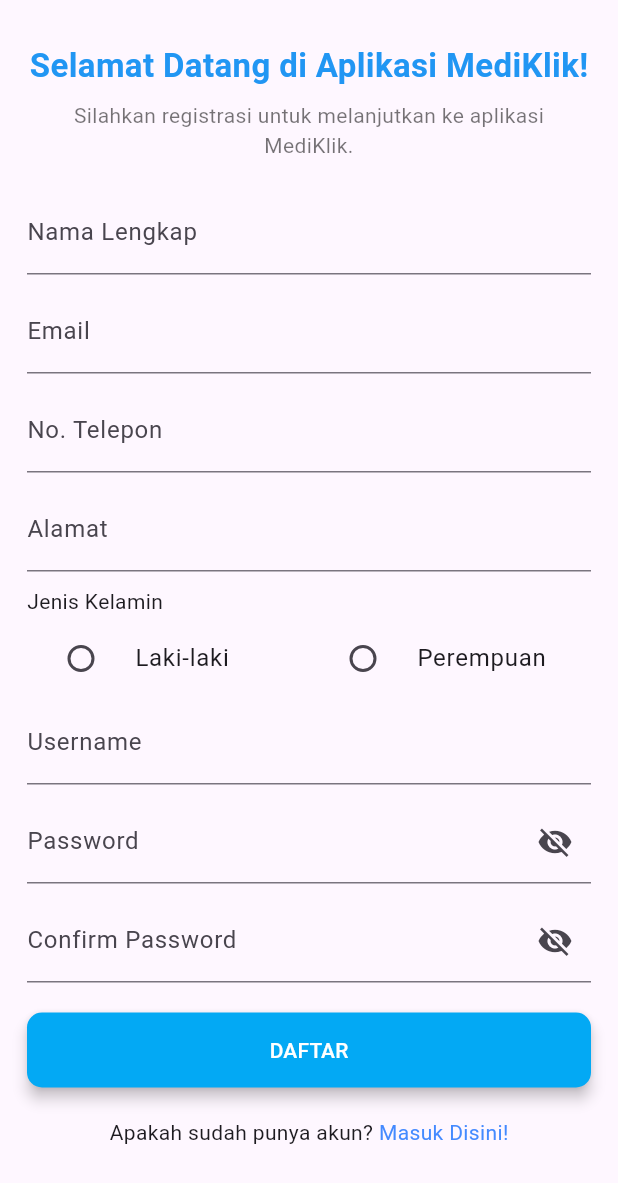
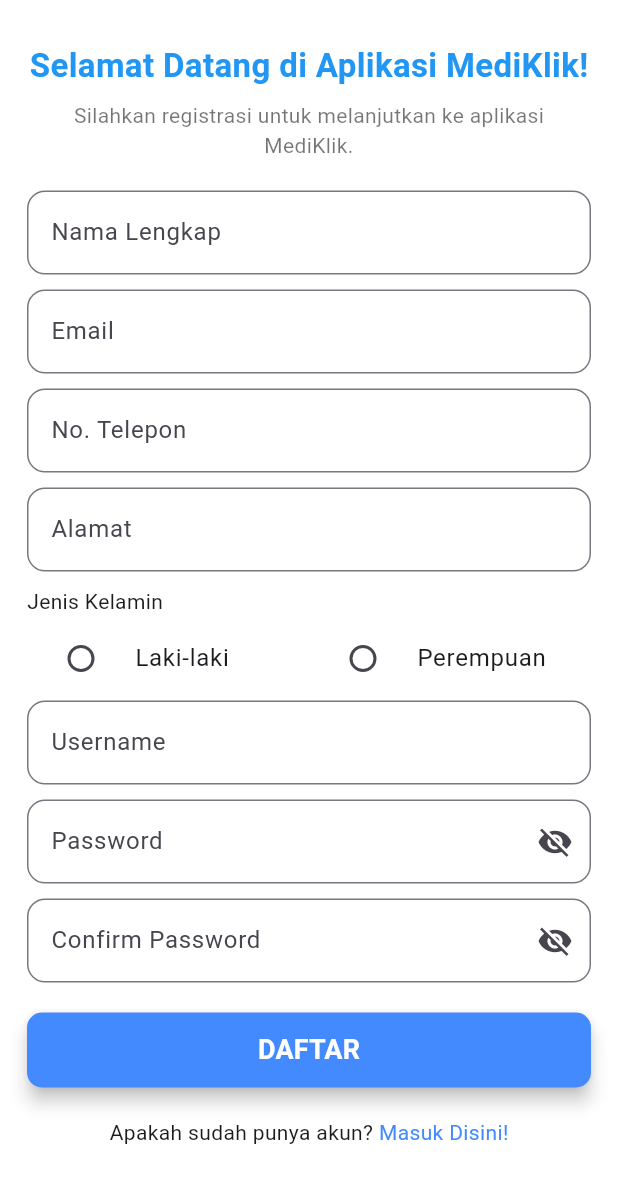
Before and after one commit to HildaKholifah/UTSPAM_D_IF5B_0706, a Flutter app: the screen it shows after launch, after a tap on "Daftar Disini!", on a phone screen of 412 x 824 dp. Shown: the top 1183 px of the screen. Run offline on Flutter 3.47's test engine with Material 3 defaults, Android fonts, the phone set to English and light mode, and no system bars; our stand-ins replace image_picker, sqflite; accounts and stored records are empty.

Commit message:
Memperbaiki UI register_page

```diff
--- a/lib/data/db/user_dao.dart
+++ b/lib/data/db/user_dao.dart
@@ -11,7 +11,7 @@ class UserDao {
 
   Future<User?> getUserByEmail(String email) async {
     final db = await dbHelper.database;
-    var res = await db.query('user', where: 'email = ?', whereArgs: [email]);
+    final res = await db.query('user', where: 'email = ?', whereArgs: [email]);
     if (res.isNotEmpty) return User.fromMap(res.first);
     return null;
   }
--- a/lib/presentation/login_page.dart
+++ b/lib/presentation/login_page.dart
@@ -95,6 +95,13 @@ class _LoginPageState extends State<LoginPage> {
                           border: OutlineInputBorder(
                             borderRadius: BorderRadius.circular(10),
                           ),
+                          focusedBorder: OutlineInputBorder(
+                            borderRadius: BorderRadius.circular(12),
+                            borderSide: BorderSide(
+                              color: Colors.blue,
+                              width: 2,
+                            ),
+                          ),
                         ),
                       ),
 
@@ -134,6 +141,13 @@ class _LoginPageState extends State<LoginPage> {
                           ),
                           border: OutlineInputBorder(
                             borderRadius: BorderRadius.circular(10),
+                          ),
+                          focusedBorder: OutlineInputBorder(
+                            borderRadius: BorderRadius.circular(12),
+                            borderSide: BorderSide(
+                              color: Colors.blue,
+                              width: 2,
+                            ),
                           ),
                         ),
                       ),
@@ -200,7 +214,13 @@ class _LoginPageState extends State<LoginPage> {
                             ),
                             elevation: 4,
                           ),
-                          child: Text("SUBMIT"),
+                          child: Text(
+                            "SUBMIT",
+                            style: TextStyle(
+                              fontSize: 18,
+                              fontWeight: FontWeight.bold,
+                            ),
+                          ),
                         ),
                       ),
 
--- a/lib/presentation/register_page.dart
+++ b/lib/presentation/register_page.dart
@@ -28,6 +28,7 @@ class _RegisterPageState extends State<RegisterPage> {
   @override
   Widget build(BuildContext context) {
     return Scaffold(
+      backgroundColor: Colors.white,
       body: SafeArea(
         child: SingleChildScrollView(
           padding: EdgeInsets.all(18.0),
@@ -72,7 +73,14 @@ class _RegisterPageState extends State<RegisterPage> {
                   keyboardType: TextInputType.name,
                   decoration: InputDecoration(
                     label: Text("Nama Lengkap"),
-                    hintText: "Masukkan nama anda",
+                    hintText: "Masukkan Nama Anda",
+                    border: OutlineInputBorder(
+                      borderRadius: BorderRadius.circular(12),
+                    ),
+                    focusedBorder: OutlineInputBorder(
+                      borderRadius: BorderRadius.circular(12),
+                      borderSide: BorderSide(color: Colors.blue, width: 2),
+                    ),
                   ),
                 ),
 
@@ -95,7 +103,14 @@ class _RegisterPageState extends State<RegisterPage> {
 
                   decoration: InputDecoration(
                     label: Text("Email"),
-                    hintText: "Masukkan email",
+                    hintText: "Masukkan Email",
+                    border: OutlineInputBorder(
+                      borderRadius: BorderRadius.circular(12),
+                    ),
+                    focusedBorder: OutlineInputBorder(
+                      borderRadius: BorderRadius.circular(12),
+                      borderSide: BorderSide(color: Colors.blue, width: 2),
+                    ),
                   ),
                 ),
 
@@ -118,7 +133,14 @@ class _RegisterPageState extends State<RegisterPage> {
 
                   decoration: InputDecoration(
                     label: Text("No. Telepon"),
-                    hintText: "Masukkan no. telepon anda",
+                    hintText: "Masukkan Nomor Anda",
+                    border: OutlineInputBorder(
+                      borderRadius: BorderRadius.circular(12),
+                    ),
+                    focusedBorder: OutlineInputBorder(
+                      borderRadius: BorderRadius.circular(12),
+                      borderSide: BorderSide(color: Colors.blue, width: 2),
+                    ),
                   ),
                 ),
 
@@ -140,7 +162,14 @@ class _RegisterPageState extends State<RegisterPage> {
                   keyboardType: TextInputType.name,
                   decoration: InputDecoration(
                     label: Text("Alamat"),
-                    hintText: "Masukkan alamat anda",
+                    hintText: "Masukkan Alamat Anda",
+                    border: OutlineInputBorder(
+                      borderRadius: BorderRadius.circular(12),
+                    ),
+                    focusedBorder: OutlineInputBorder(
+                      borderRadius: BorderRadius.circular(12),
+                      borderSide: BorderSide(color: Colors.blue, width: 2),
+                    ),
                   ),
                 ),
 
@@ -189,7 +218,14 @@ class _RegisterPageState extends State<RegisterPage> {
                   keyboardType: TextInputType.name,
                   decoration: InputDecoration(
                     label: Text("Username"),
-                    hintText: "Masukkan Username anda",
+                    hintText: "Masukkan Username Anda",
+                    border: OutlineInputBorder(
+                      borderRadius: BorderRadius.circular(12),
+                    ),
+                    focusedBorder: OutlineInputBorder(
+                      borderRadius: BorderRadius.circular(12),
+                      borderSide: BorderSide(color: Colors.blue, width: 2),
+                    ),
                   ),
                 ),
 
@@ -213,7 +249,14 @@ class _RegisterPageState extends State<RegisterPage> {
                   keyboardType: TextInputType.name,
                   decoration: InputDecoration(
                     label: Text("Password"),
-                    hintText: "Masukkan password",
+                    hintText: "Masukkan Password",
+                    border: OutlineInputBorder(
+                      borderRadius: BorderRadius.circular(12),
+                    ),
+                    focusedBorder: OutlineInputBorder(
+                      borderRadius: BorderRadius.circular(12),
+                      borderSide: BorderSide(color: Colors.blue, width: 2),
+                    ),
                     suffixIcon: IconButton(
                       icon: Icon(
                         _isObscure1 ? Icons.visibility_off : Icons.visibility,
@@ -248,7 +291,14 @@ class _RegisterPageState extends State<RegisterPage> {
                   keyboardType: TextInputType.name,
                   decoration: InputDecoration(
                     label: Text("Confirm Password"),
-                    hintText: "Masukkan password",
+                    hintText: "Masukkan Confirm Password",
+                    border: OutlineInputBorder(
+                      borderRadius: BorderRadius.circular(12),
+                    ),
+                    focusedBorder: OutlineInputBorder(
+                      borderRadius: BorderRadius.circular(12),
+                      borderSide: BorderSide(color: Colors.blue, width: 2),
+                    ),
                     suffixIcon: IconButton(
                       icon: Icon(
                         _isObscure2 ? Icons.visibility_off : Icons.visibility,
@@ -282,7 +332,11 @@ class _RegisterPageState extends State<RegisterPage> {
 
                         ScaffoldMessenger.of(context).showSnackBar(
                           const SnackBar(
-                            content: Text("Register berhasil. Silahkan login!"),
+                            content: Text(
+                              "Register berhasil. Silahkan login!",
+                              style: TextStyle(color: Colors.white),
+                            ),
+                            backgroundColor: Color.fromARGB(255, 75, 217, 129),
                           ),
                         );
                         Navigator.pushReplacement(
@@ -292,14 +346,20 @@ class _RegisterPageState extends State<RegisterPage> {
                       }
                     },
                     style: ElevatedButton.styleFrom(
-                      backgroundColor: Colors.lightBlue,
+                      backgroundColor: Colors.blueAccent,
                       foregroundColor: Colors.white,
                       shape: RoundedRectangleBorder(
                         borderRadius: BorderRadius.circular(10),
                       ),
-                      elevation: 4,
+                      elevation: 5,
                     ),
-                    child: Text("DAFTAR"),
+                    child: Text(
+                      "DAFTAR",
+                      style: TextStyle(
+                        fontSize: 18,
+                        fontWeight: FontWeight.bold,
+                      ),
+                    ),
                   ),
                 ),
 
```
